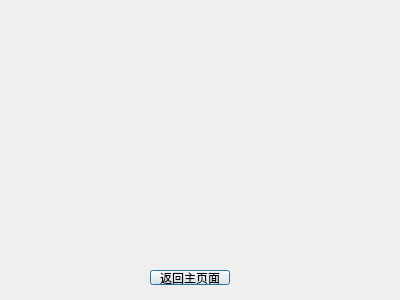
ljy9912/summer, file messagebox.ui: the form before one commit.
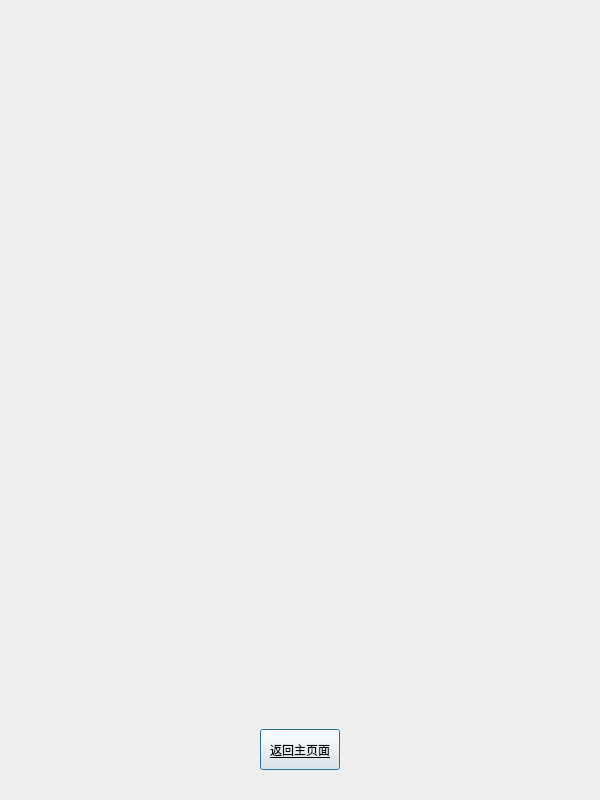
The form after the commit. Icons and pictures are not drawn.

The edit to the form file:
```diff
--- a/messagebox.ui
+++ b/messagebox.ui
@@ -6,35 +6,61 @@
    <rect>
     <x>0</x>
     <y>0</y>
-    <width>400</width>
-    <height>300</height>
+    <width>600</width>
+    <height>800</height>
    </rect>
   </property>
   <property name="windowTitle">
    <string>Dialog</string>
   </property>
-  <widget class="QPushButton" name="main">
+  <property name="styleSheet">
+   <string notr="true">#frame{border-image: url(:/background/messagebox.png);
+border-top-left-radius:15px;border-top-right-radius:15px;border-bottom-left-radius:15px;border-bottom-right-radius:15px;}</string>
+  </property>
+  <widget class="QFrame" name="frame">
    <property name="geometry">
     <rect>
-     <x>150</x>
-     <y>270</y>
-     <width>80</width>
-     <height>15</height>
+     <x>0</x>
+     <y>-1</y>
+     <width>601</width>
+     <height>801</height>
     </rect>
    </property>
-   <property name="text">
-    <string>返回主页面</string>
+   <property name="frameShape">
+    <enum>QFrame::StyledPanel</enum>
    </property>
-  </widget>
-  <widget class="QStackedWidget" name="stackedWidget">
-   <property name="geometry">
-    <rect>
-     <x>39</x>
-     <y>30</y>
-     <width>311</width>
-     <height>211</height>
-    </rect>
+   <property name="frameShadow">
+    <enum>QFrame::Raised</enum>
    </property>
+   <widget class="QStackedWidget" name="stackedWidget">
+    <property name="geometry">
+     <rect>
+      <x>70</x>
+      <y>200</y>
+      <width>461</width>
+      <height>501</height>
+     </rect>
+    </property>
+   </widget>
+   <widget class="QPushButton" name="Main">
+    <property name="geometry">
+     <rect>
+      <x>260</x>
+      <y>730</y>
+      <width>80</width>
+      <height>41</height>
+     </rect>
+    </property>
+    <property name="font">
+     <font>
+      <family>等线</family>
+      <underline>true</underline>
+     </font>
+    </property>
+    <property name="text">
+     <string>返回主页面</string>
+    </property>
+   </widget>
   </widget>
  </widget>
  <resources/>
```
